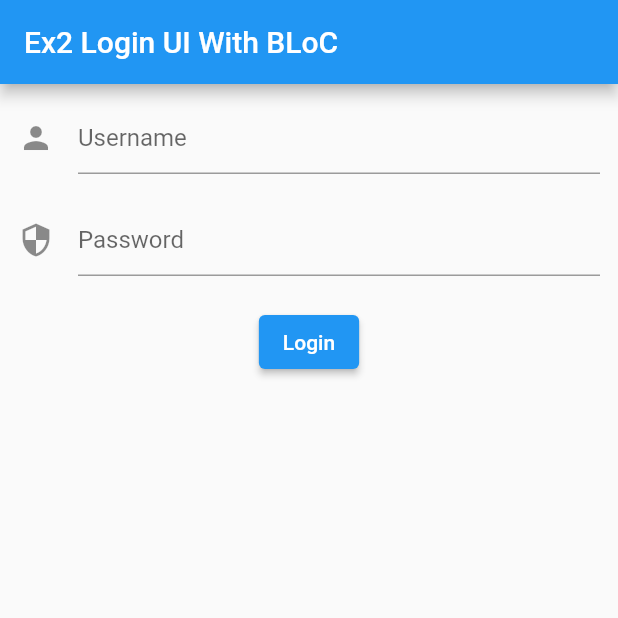
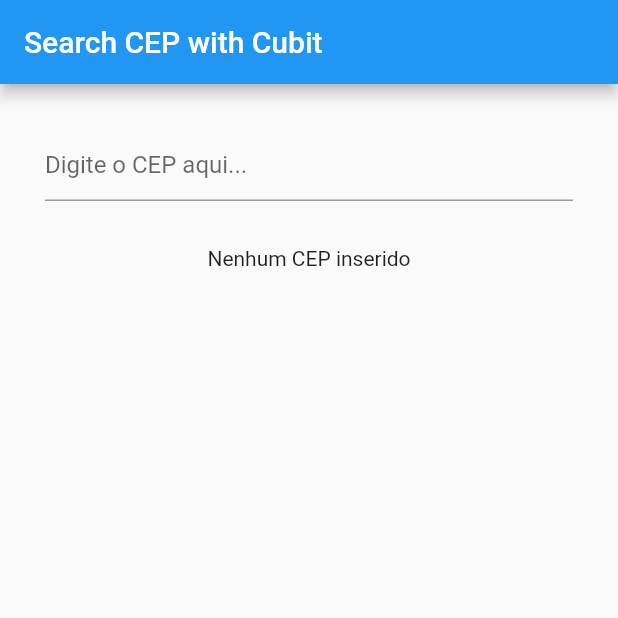
Before and after one commit to FernandoC92/bloc_sandbox_flutter, a Flutter app: the screen it shows after launch, on a phone screen of 412 x 824 dp, the top half of it. Run offline on Flutter 3.47's test engine with Material 2 defaults, Android fonts, the light colour scheme and no system bars; our stand-ins replace dio, flutter_bloc.

Commit message:
Ex4 kickoff

```diff
--- a/lib/blocs/ex2/ex2.login_bloc.dart
+++ b/lib/bloc/ex2/ex2.login_bloc.dart
@@ -1,6 +1,6 @@
-import 'package:bloc_sandbox/blocs/ex2/ex2.form_submission_status.dart';
-import 'package:bloc_sandbox/blocs/ex2/ex2.login_event.dart';
-import 'package:bloc_sandbox/blocs/ex2/ex2.login_state.dart';
+import 'package:bloc_sandbox/bloc/ex2/ex2.form_submission_status.dart';
+import 'package:bloc_sandbox/bloc/ex2/ex2.login_event.dart';
+import 'package:bloc_sandbox/bloc/ex2/ex2.login_state.dart';
 import 'package:bloc_sandbox/repositories/ex2.auth_repo.dart';
 import 'package:flutter_bloc/flutter_bloc.dart';
 
--- a/lib/blocs/ex2/ex2.login_state.dart
+++ b/lib/bloc/ex2/ex2.login_state.dart
@@ -1,4 +1,4 @@
-import 'package:bloc_sandbox/blocs/ex2/ex2.form_submission_status.dart';
+import 'package:bloc_sandbox/bloc/ex2/ex2.form_submission_status.dart';
 
 class Ex2LoginState {
   final String username;
--- /dev/null
+++ b/lib/bloc/ex4/ex4.dart
@@ -0,0 +1,12 @@
+import 'package:bloc_sandbox/models/address_ex1.model.dart';
+import 'package:bloc_sandbox/shared/api/ex4.api.dart';
+import 'package:flutter_bloc/flutter_bloc.dart';
+
+// ? Declare no genereics somente o tipo que será trabalhado
+class Ex4Cubit extends Cubit<AddressEx1?> {
+  final _dataService = Ex4Api();
+
+  Ex4Cubit() : super(null);
+
+  void getCepData(cep) async => emit(await _dataService.searchCep(cep));
+}
--- a/lib/main.dart
+++ b/lib/main.dart
@@ -1,5 +1,6 @@
+import 'package:bloc_sandbox/bloc/ex4/ex4.dart';
 import 'package:bloc_sandbox/repositories/ex2.auth_repo.dart';
-import 'package:bloc_sandbox/views/pages/ex2.login_page.dart';
+import 'package:bloc_sandbox/screens/ex4/main.dart';
 import 'package:flutter_bloc/flutter_bloc.dart';
 import 'package:flutter/material.dart';
 
@@ -15,9 +16,9 @@ class MyApp extends StatelessWidget {
       theme: ThemeData(
         primarySwatch: Colors.blue,
       ),
-      home: RepositoryProvider(
-        create: (context) => AuthRepository(),
-        child: Ex2PageLogin(),
+      home: BlocProvider<Ex4Cubit>(
+        create: (context) => Ex4Cubit(),
+        child: Ex4Screen(),
       ),
     );
   }
--- /dev/null
+++ b/lib/screens/ex4/main.dart
@@ -0,0 +1,39 @@
+import 'package:bloc_sandbox/bloc/ex4/ex4.dart';
+import 'package:bloc_sandbox/models/address_ex1.model.dart';
+import 'package:flutter/material.dart';
+import 'package:flutter_bloc/flutter_bloc.dart';
+
+class Ex4Screen extends StatelessWidget {
+  const Ex4Screen({Key? key}) : super(key: key);
+
+  @override
+  Widget build(BuildContext context) {
+    return Scaffold(
+      appBar: AppBar(
+        title: Text('Search CEP with Cubit'),
+      ),
+      body: Column(
+        children: [
+          Padding(
+            padding: const EdgeInsets.all(30.0),
+            child: TextFormField(
+              decoration: InputDecoration(hintText: 'Digite o CEP aqui...'),
+              onChanged: (v) {},
+            ),
+          ),
+          BlocBuilder<Ex4Cubit, AddressEx1?>(
+            builder: (context, address) {
+              if (address == null) {
+                return Text('Nenhum CEP inserido');
+              }
+              return Text(
+                address.logradouro!,
+                style: TextStyle(fontSize: 18, fontWeight: FontWeight.w500),
+              );
+            },
+          )
+        ],
+      ),
+    );
+  }
+}
--- /dev/null
+++ b/lib/shared/api/ex4.api.dart
@@ -0,0 +1,15 @@
+import 'package:bloc_sandbox/models/address_ex1.model.dart';
+import 'package:dio/dio.dart';
+
+class Ex4Api {
+  Future<AddressEx1?> searchCep(String cep) async {
+    final dio = Dio();
+    String url = 'https://viacep.com.br/ws/$cep/json';
+    try {
+      Response response = await dio.get(url);
+      return AddressEx1.fromJson(response.data);
+    } catch (e) {
+      print('===== $e =====');
+    }
+  }
+}
--- a/lib/views/pages/ex1.cep_page.dart
+++ b/lib/views/pages/ex1.cep_page.dart
@@ -1,4 +1,4 @@
-import 'package:bloc_sandbox/blocs/ex1.cep_bloc.dart';
+import 'package:bloc_sandbox/bloc/ex1.cep_bloc.dart';
 import 'package:bloc_sandbox/models/address_ex1.model.dart';
 import 'package:flutter/material.dart';
 
```
Also changed, not shown: lib/views/pages/ex2.login_page.dart (+4 -4 lines), lib/bloc/ex1.cep_bloc.dart (renamed from lib/blocs/ex1.cep_bloc.dart), lib/bloc/ex2/ex2.form_submission_status.dart (renamed from lib/blocs/ex2/ex2.form_submission_status.dart), lib/bloc/ex2/ex2.login_event.dart (renamed from lib/blocs/ex2/ex2.login_event.dart), 1 other file.
